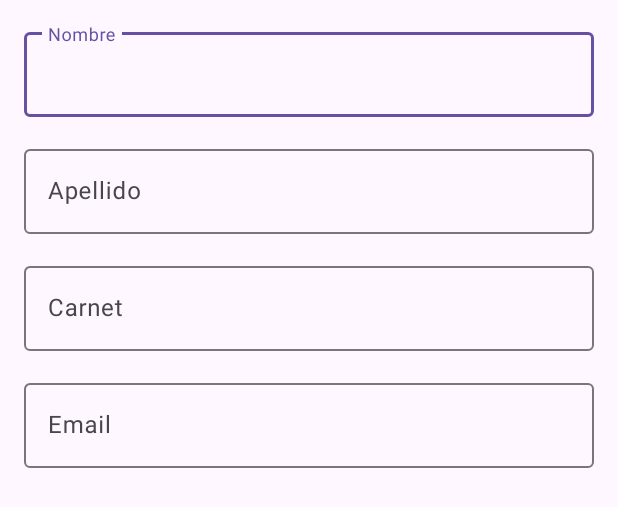
After one commit to paleman2019222/Admin4Teacher, an Android app: the layout layout_add_student.xml on its own in the app's theme, with its tools: preview values and no code run, on a phone screen of 412 x 824 dp. The commit adds this screen. Shown: the top 507 px of the screen. Run offline under Robolectric (Android 15) with nearby library versions, the phone set to English and light mode, and no system bars; network calls fail.

Commit message:
Cambios XD

```diff
--- /dev/null
+++ b/app/src/main/res/layout/layout_add_student.xml
@@ -0,0 +1,68 @@
+<?xml version="1.0" encoding="utf-8"?>
+<LinearLayout xmlns:android="http://schemas.android.com/apk/res/android"
+    xmlns:app="http://schemas.android.com/apk/res-auto"
+    android:layout_width="match_parent"
+    android:layout_height="wrap_content"
+    android:orientation="vertical">
+
+    <com.google.android.material.textfield.TextInputLayout
+        android:id="@+id/txtDialogStudentName"
+        android:layout_width="match_parent"
+        android:layout_height="wrap_content"
+        android:layout_marginStart="16dp"
+        android:layout_marginTop="16dp"
+        android:layout_marginEnd="16dp">
+
+        <com.google.android.material.textfield.TextInputEditText
+            android:id="@+id/editStudentName"
+            android:layout_width="match_parent"
+            android:layout_height="wrap_content"
+            android:hint="Nombre" />
+
+
+    </com.google.android.material.textfield.TextInputLayout>
+
+    <com.google.android.material.textfield.TextInputLayout
+        android:id="@+id/txtDialogStudentLast"
+        android:layout_width="match_parent"
+        android:layout_height="wrap_content"
+        android:layout_marginStart="16dp"
+        android:layout_marginTop="16dp"
+        android:layout_marginEnd="16dp">
+
+        <com.google.android.material.textfield.TextInputEditText
+            android:id="@+id/editlast"
+            android:layout_width="match_parent"
+            android:layout_height="wrap_content"
+            android:hint="Apellido "/>
+    </com.google.android.material.textfield.TextInputLayout>
+    <com.google.android.material.textfield.TextInputLayout
+        android:id="@+id/txtDialogStudentCarnet"
+        android:layout_width="match_parent"
+        android:layout_height="wrap_content"
+        android:layout_marginStart="16dp"
+        android:layout_marginTop="16dp"
+        android:layout_marginEnd="16dp">
+
+        <com.google.android.material.textfield.TextInputEditText
+            android:id="@+id/editcarnet"
+            android:layout_width="match_parent"
+            android:layout_height="wrap_content"
+            android:hint="Carnet "/>
+    </com.google.android.material.textfield.TextInputLayout>
+    <com.google.android.material.textfield.TextInputLayout
+        android:id="@+id/txtDialogStudentEmail"
+        android:layout_width="match_parent"
+        android:layout_height="wrap_content"
+        android:layout_marginStart="16dp"
+        android:layout_marginTop="16dp"
+        android:layout_marginEnd="16dp">
+
+        <com.google.android.material.textfield.TextInputEditText
+            android:id="@+id/editEmail"
+            android:layout_width="match_parent"
+            android:layout_height="wrap_content"
+            android:hint="Email "/>
+    </com.google.android.material.textfield.TextInputLayout>
+
+</LinearLayout>
```
Also changed, not shown: app/src/main/java/com/example/admin4teacher/Estudiantes.java (+126 -44 lines), app/src/main/java/com/example/admin4teacher/Interfaces/AuxiliarStudents.java (added, +11 -0 lines), app/src/main/java/com/example/admin4teacher/ListAdapter.java (+87 -2 lines), app/src/main/java/persistencia/StudentsConsulta.java (+6 -6 lines), app/src/main/res/layout/activity_estudiantes.xml (+22 -0 lines), app/src/main/res/layout/tarjeta.xml (+8 -1 lines).
